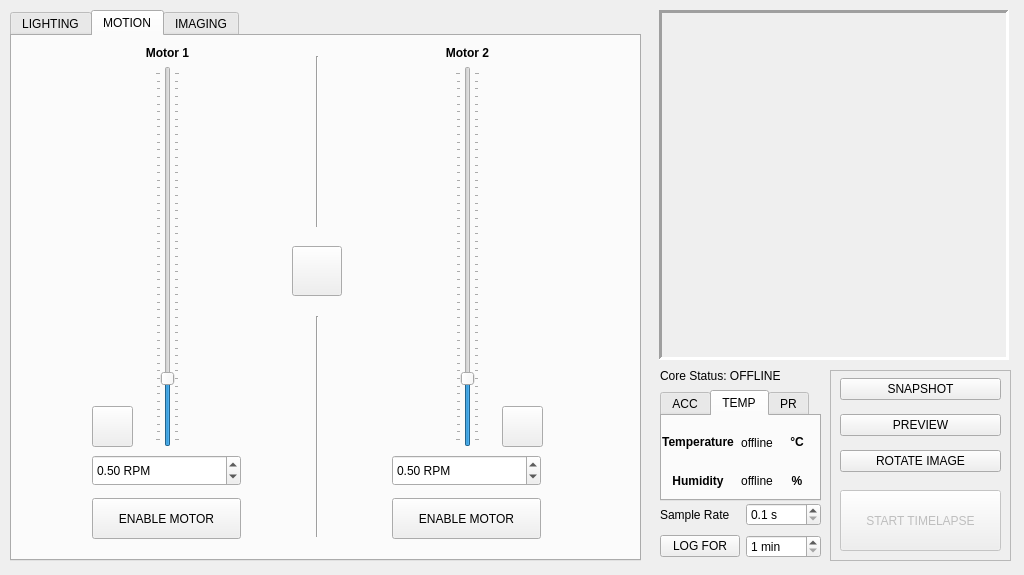
Qt form _ui/Clinostat.ui (CoCl-Jerry/SciSpin_Max_Dev) before a commit.
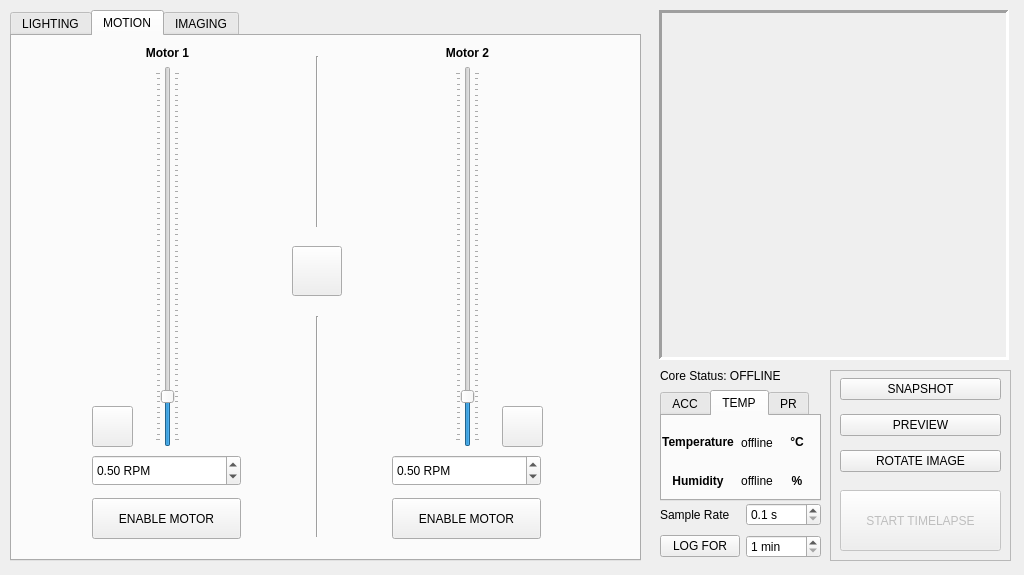
The same form after that commit. The open tabs and pages were chosen to show the change. Icons and pictures are not drawn.

Diff of the .ui file:
```diff
--- a/_ui/Clinostat.ui
+++ b/_ui/Clinostat.ui
@@ -588,7 +588,7 @@
           <number>10</number>
          </property>
          <property name="maximum">
-          <number>250</number>
+          <number>350</number>
          </property>
          <property name="singleStep">
           <number>5</number>
@@ -641,7 +641,7 @@
           <number>10</number>
          </property>
          <property name="maximum">
-          <number>250</number>
+          <number>350</number>
          </property>
          <property name="singleStep">
           <number>5</number>
```
Left out of the diff: 6 changed lines with no effect on the pictures.
